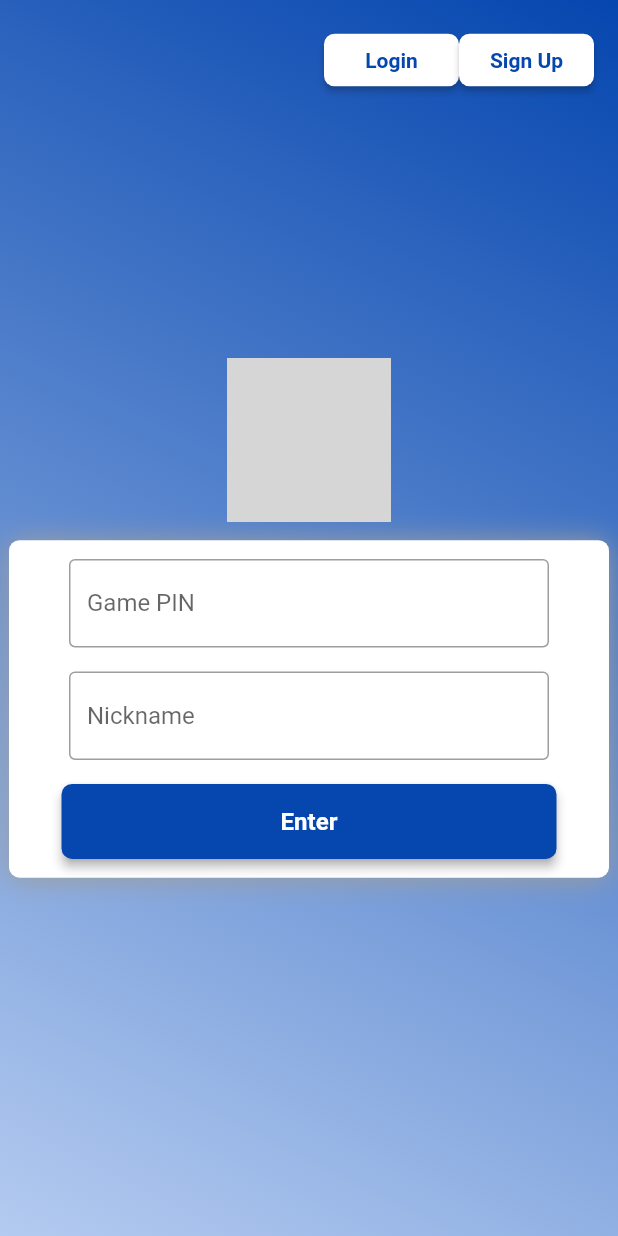
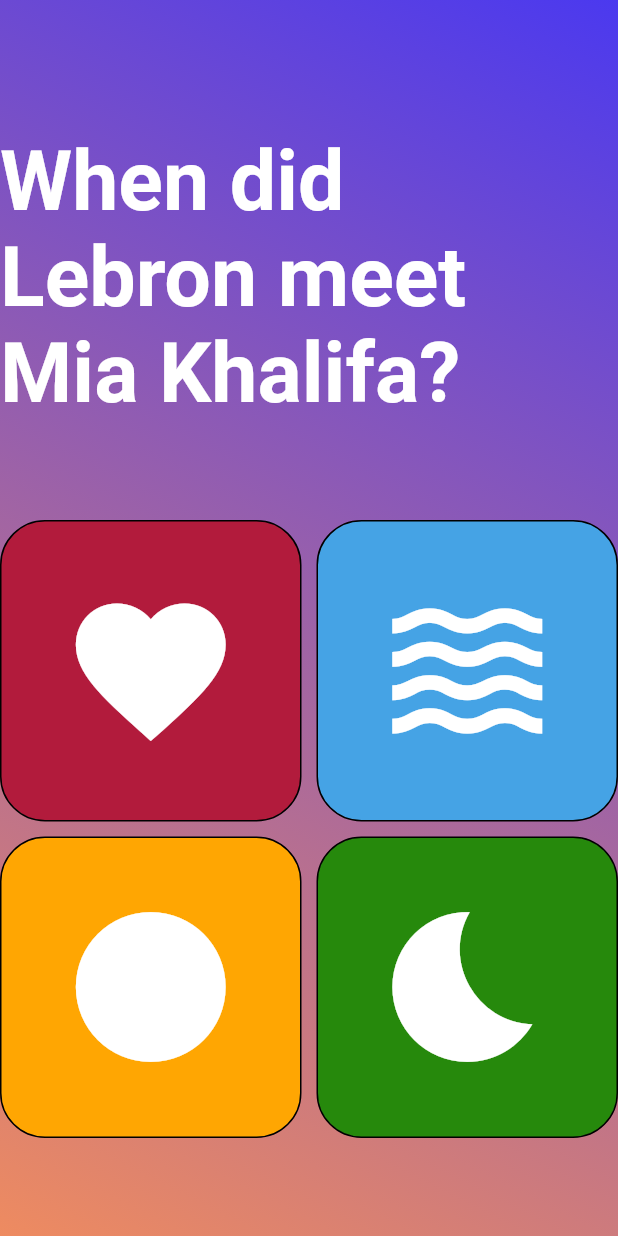
Before and after one commit to Stuartwastaken/scrum, a Flutter app: the screen it shows after launch, on a phone screen of 412 x 824 dp. Run offline on Flutter 3.47's test engine with Material 2 defaults, Android fonts, the phone set to English and light mode, and no system bars; our stand-ins replace cloud_firestore, cool_alert, firebase_auth, firebase_core, firebase_database, flutter_animate and 2 more; accounts and stored records are empty; Roboto replaces fonts that are missing (Lexend Deca, SegoeUI); grey boxes are pictures that could not be loaded.

Commit message:
Added controllers, and util folders. Added QuizTimeStream() in controllers. Added mc-screen in screens.

```diff
--- a/lib/routes.dart
+++ b/lib/routes.dart
@@ -2,10 +2,11 @@ import 'package:flutter/material.dart';
 import 'screens/forgot-password-screen.dart';
 import 'screens/game-pin-screen.dart';
 import 'screens/login-screen.dart';
+import 'screens/mc-screen.dart';
 import 'screens/register-screen.dart';
 
 var routes = <String, WidgetBuilder>{
-  "/": (context) => const gamePinScreen(),
+  "/": (context) => const MultipleChoiceWidget(),
   "/login": (context) => const LoginScreen(),
   "/register": (context) => const Register(),
   "/forgot-password": (context) => const ForgotPasswordWidget(),
--- /dev/null
+++ b/lib/screens/mc-screen.dart
@@ -0,0 +1,189 @@
+import 'package:cloud_firestore/cloud_firestore.dart';
+import 'package:flutter/material.dart';
+import 'package:flutter/scheduler.dart';
+import 'package:flutter_animate/flutter_animate.dart';
+import 'package:google_fonts/google_fonts.dart';
+import 'package:provider/provider.dart';
+
+class MultipleChoiceWidget extends StatefulWidget {
+  const MultipleChoiceWidget({
+    Key? key,
+    this.gamepin,
+  }) : super(key: key);
+
+  final DocumentReference? gamepin;
+
+  @override
+  _MultipleChoiceWidgetState createState() => _MultipleChoiceWidgetState();
+}
+
+class _MultipleChoiceWidgetState extends State<MultipleChoiceWidget>
+    with TickerProviderStateMixin {
+  final scaffoldKey = GlobalKey<ScaffoldState>();
+
+  @override
+  void initState() {
+    super.initState();
+  }
+
+  @override
+  void dispose() {
+    super.dispose();
+  }
+
+  @override
+  Widget build(BuildContext context) {
+    return Scaffold(
+      key: scaffoldKey,
+      backgroundColor: Color(0xFF1E2429),
+      body: Container(
+          width: double.infinity,
+          height: double.infinity,
+          decoration: BoxDecoration(
+            gradient: LinearGradient(
+              colors: [Color(0xFF4B39EF), Color(0xFFEE8B60)],
+              stops: [0, 1],
+              begin: AlignmentDirectional(1, -1),
+              end: AlignmentDirectional(-1, 1),
+            ),
+          ),
+          child: Column(
+            mainAxisSize: MainAxisSize.max,
+            mainAxisAlignment: MainAxisAlignment.spaceEvenly,
+            children: [
+              Padding(
+                padding: EdgeInsetsDirectional.fromSTEB(0, 24, 0, 0),
+                child: Text(
+                  'When did Lebron meet Mia Khalifa?',
+                  style: TextStyle(
+                    fontFamily: 'Lexend Deca',
+                    color: Colors.white,
+                    fontSize: 55,
+                    fontWeight: FontWeight.bold,
+                  ),
+                ),
+              ),
+              Container(
+                width: 919.8,
+                height: 412.1,
+                decoration: BoxDecoration(),
+                child: Column(
+                  mainAxisSize: MainAxisSize.max,
+                  mainAxisAlignment: MainAxisAlignment.spaceAround,
+                  children: [
+                    Expanded(
+                      child: Row(
+                        mainAxisSize: MainAxisSize.max,
+                        mainAxisAlignment: MainAxisAlignment.spaceBetween,
+                        children: [
+                          Expanded(
+                            child: Padding(
+                              padding:
+                                  EdgeInsetsDirectional.fromSTEB(0, 0, 5, 5),
+                              child: Container(
+                                width: 400,
+                                height: 300,
+                                decoration: BoxDecoration(
+                                  color: Color(0xFFB21B3C),
+                                  borderRadius: BorderRadius.circular(30),
+                                  shape: BoxShape.rectangle,
+                                  border: Border.all(
+                                    color: Colors.black,
+                                  ),
+                                ),
+                                child: Icon(
+                                  Icons.favorite_sharp,
+                                  color: Colors.white,
+                                  size: 120,
+                                ),
+                              ),
+                            ),
+                          ),
+                          Expanded(
+                            child: Padding(
+                              padding:
+                                  EdgeInsetsDirectional.fromSTEB(5, 0, 0, 5),
+                              child: Container(
+                                width: 400,
+                                height: 300,
+                                decoration: BoxDecoration(
+                                  color: Color(0xFF45A3E5),
+                                  borderRadius: BorderRadius.circular(30),
+                                  shape: BoxShape.rectangle,
+                                  border: Border.all(
+                                    color: Colors.black,
+                                  ),
+                                ),
+                                child: Icon(
+                                  Icons.waves_sharp,
+                                  color: Colors.white,
+                                  size: 120,
+                                ),
+                              ),
+                            ),
+                          ),
+                        ],
+                      ),
+                    ),
+                    Expanded(
+                      child: Row(
+                        mainAxisSize: MainAxisSize.max,
+                        mainAxisAlignment: MainAxisAlignment.spaceBetween,
+                        children: [
+                          Expanded(
+                            child: Padding(
+                              padding:
+                                  EdgeInsetsDirectional.fromSTEB(0, 5, 5, 0),
+                              child: Container(
+                                width: 400,
+                                height: 300,
+                                decoration: BoxDecoration(
+                                  color: Color(0xFFFFA602),
+                                  borderRadius: BorderRadius.circular(30),
+                                  shape: BoxShape.rectangle,
+                                  border: Border.all(
+                                    color: Colors.black,
+                                  ),
+                                ),
+                                child: Icon(
+                                  Icons.brightness_1_rounded,
+                                  color: Colors.white,
+                                  size: 120,
+                                ),
+                              ),
+                            ),
+                          ),
+                          Expanded(
+                            child: Padding(
+                              padding:
+                                  EdgeInsetsDirectional.fromSTEB(5, 5, 0, 0),
+                              child: Container(
+                                width: 400,
+                                height: 300,
+                                decoration: BoxDecoration(
+                                  color: Color(0xFF26890C),
+                                  borderRadius: BorderRadius.circular(30),
+                                  shape: BoxShape.rectangle,
+                                  border: Border.all(
+                                    color: Colors.black,
+                                  ),
+                                ),
+                                child: Icon(
+                                  Icons.bedtime_sharp,
+                                  color: Colors.white,
+                                  size: 120,
+                                ),
+                              ),
+                            ),
+                          ),
+                        ],
+                      ),
+                    ),
+                  ],
+                ),
+              ),
+            ],
+          )),
+    );
+  }
+}
--- a/lib/screens/register-screen.dart
+++ b/lib/screens/register-screen.dart
@@ -91,7 +91,7 @@ class _RegisterState extends State<Register> {
                                     .zero, // Set transition duration to zero to remove animation
                                 pageBuilder:
                                     (context, animation, secondaryAnimation) =>
-                                        gamePinScreen(),
+                                        GamePinScreen(),
                               ),
                             );
                           },
--- a/pubspec.yaml
+++ b/pubspec.yaml
@@ -40,6 +40,10 @@ dependencies:
   cloud_firestore: ^4.4.3
   firebase_database: ^10.0.14
   cool_alert: ^1.1.0
+  provider: ^6.0.5
+  google_fonts: ^4.0.3
+  flutter_animate: ^4.1.0
+  rxdart: ^0.27.7
 
 dev_dependencies:
   flutter_test:
```
Also changed, not shown: lib/controllers/quiz-time-stream.dart (renamed from lib/screens/testing.dart), pubspec.lock, 1 other file.
